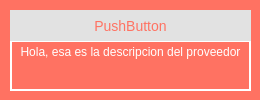
Old version of the form tiendawidget.ui in the repository barreto-exe/Delivender.
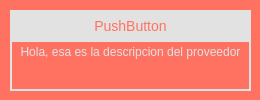
New version of the form.

Patch:
```diff
--- a/tiendawidget.ui
+++ b/tiendawidget.ui
@@ -27,8 +27,8 @@
    </property>
    <property name="styleSheet">
     <string notr="true">font: 10pt &quot;Nimbus Sans&quot;;
-color: rgb(255, 255, 255);
-border: 2px solid white;</string>
+color: rgb(226, 226, 226);;
+border: 2px solid rgb(226, 226, 226);;;</string>
    </property>
    <property name="frameShape">
     <enum>QFrame::NoFrame</enum>
```
